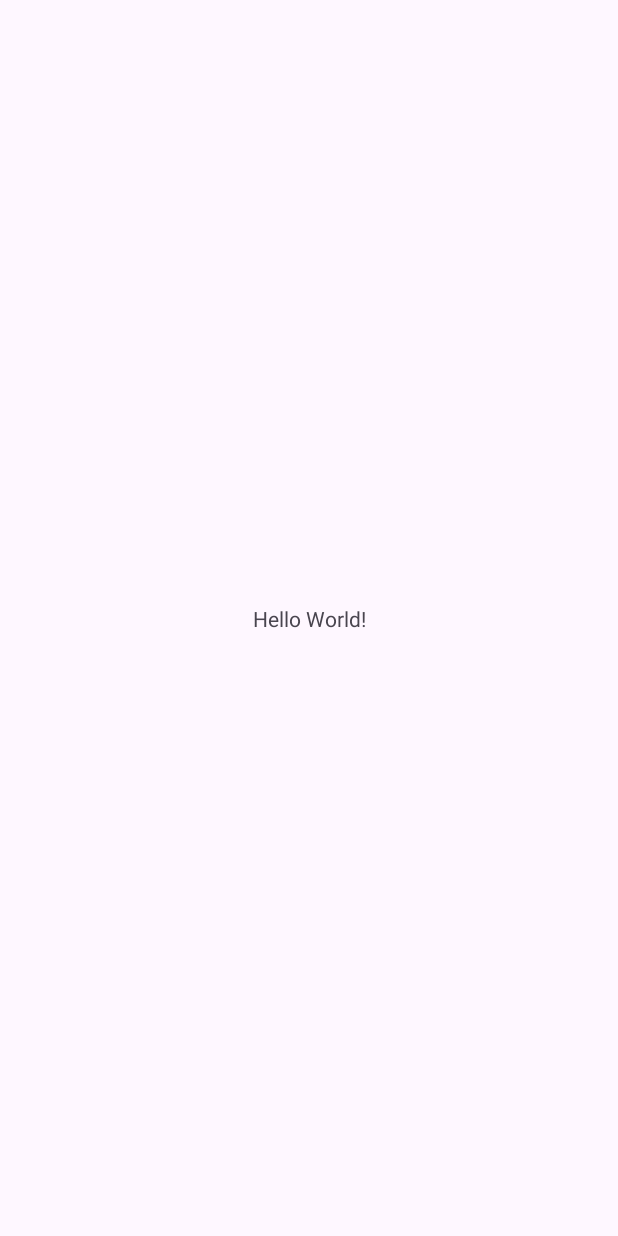
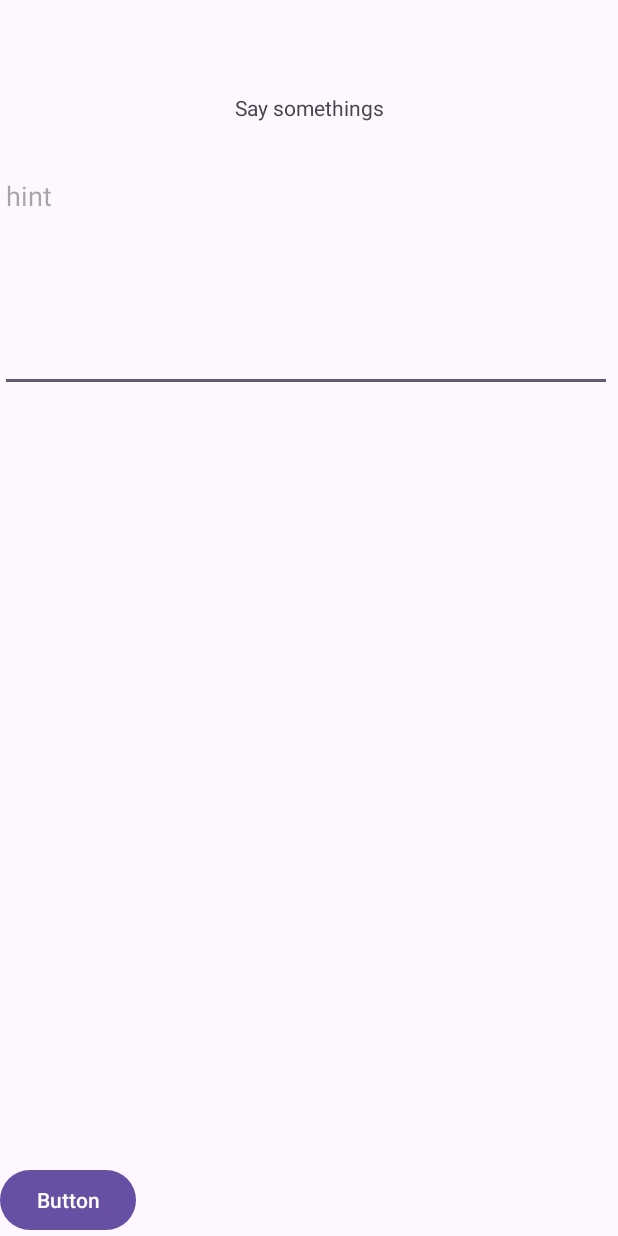
Before and after one commit to S2Wind/AndroidWorld, an Android app: the screen it shows after launch (MainActivity), on a phone screen of 412 x 824 dp. Before the commit the screen is almost empty. Run offline under Robolectric (Android 15) with nearby library versions, the phone set to English and light mode, and no system bars.

Commit message:
FirstButtonActivity

```diff
--- a/FirstJavaApplication/app/build.gradle
+++ b/FirstJavaApplication/app/build.gradle
@@ -4,12 +4,12 @@ plugins {
 
 android {
     namespace 'com.example.firstjavaapplication'
-    compileSdk 33
+    compileSdk 34
 
     defaultConfig {
         applicationId "com.example.firstjavaapplication"
         minSdk 22
-        targetSdk 33
+        targetSdk 34
         versionCode 1
         versionName "1.0"
 
--- a/FirstJavaApplication/app/src/main/java/com/example/firstjavaapplication/MainActivity.java
+++ b/FirstJavaApplication/app/src/main/java/com/example/firstjavaapplication/MainActivity.java
@@ -3,6 +3,10 @@ package com.example.firstjavaapplication;
 import androidx.appcompat.app.AppCompatActivity;
 
 import android.os.Bundle;
+import android.view.View;
+import android.widget.EditText;
+import android.widget.TextView;
+import android.widget.Toast;
 
 public class MainActivity extends AppCompatActivity {
 
@@ -11,4 +15,11 @@ public class MainActivity extends AppCompatActivity {
         super.onCreate(savedInstanceState);
         setContentView(R.layout.activity_main);
     }
+    public void handleText(View v)
+    {
+        EditText t = findViewById(R.id.source);
+        String input = t.getText().toString();
+//        ((TextView)findViewById(R.id.output).setTe)
+        Toast.makeText(this,input,Toast.LENGTH_LONG).show();
+    }
 }
--- a/FirstJavaApplication/app/src/main/res/layout/activity_main.xml
+++ b/FirstJavaApplication/app/src/main/res/layout/activity_main.xml
@@ -7,12 +7,39 @@
     tools:context=".MainActivity">
 
     <TextView
+        android:id="@+id/output"
         android:layout_width="wrap_content"
         android:layout_height="wrap_content"
-        android:text="Hello World!"
+        android:text="Say somethings"
         app:layout_constraintBottom_toBottomOf="parent"
         app:layout_constraintEnd_toEndOf="parent"
         app:layout_constraintStart_toStartOf="parent"
-        app:layout_constraintTop_toTopOf="parent" />
+        app:layout_constraintTop_toTopOf="parent"
+        app:layout_constraintVertical_bias="0.077" />
+
+    <Button
+        android:id="@+id/button"
+        android:layout_width="wrap_content"
+        android:layout_height="wrap_content"
+        android:onClick="handleText"
+        android:text="Button"
+        app:layout_constraintBottom_toBottomOf="parent"
+        tools:layout_editor_absoluteX="156dp" />
+
+    <com.google.android.material.textfield.TextInputLayout
+        android:layout_width="409dp"
+        android:layout_height="wrap_content"
+        tools:layout_editor_absoluteX="1dp"
+        tools:layout_editor_absoluteY="116dp">
+
+    </com.google.android.material.textfield.TextInputLayout>
+
+    <com.google.android.material.textfield.TextInputEditText
+        android:id="@+id/source"
+        android:layout_width="408dp"
+        android:layout_height="261dp"
+        android:hint="hint"
+        tools:layout_editor_absoluteX="3dp"
+        tools:layout_editor_absoluteY="237dp" />
 
 </androidx.constraintlayout.widget.ConstraintLayout>
```
